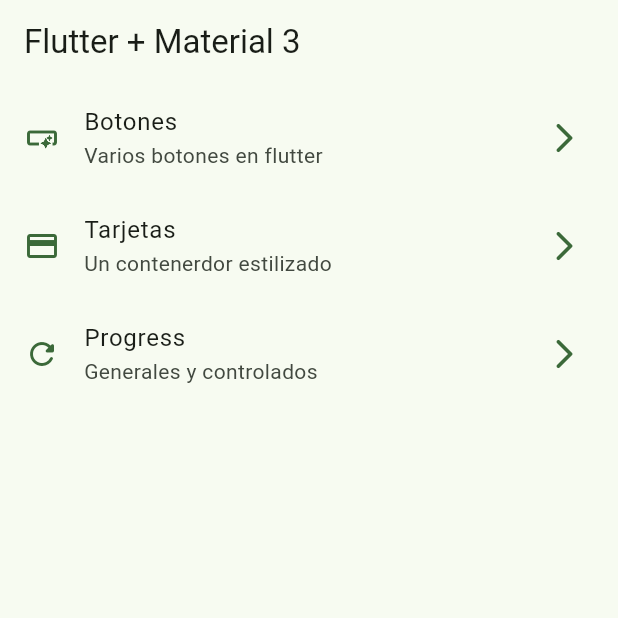
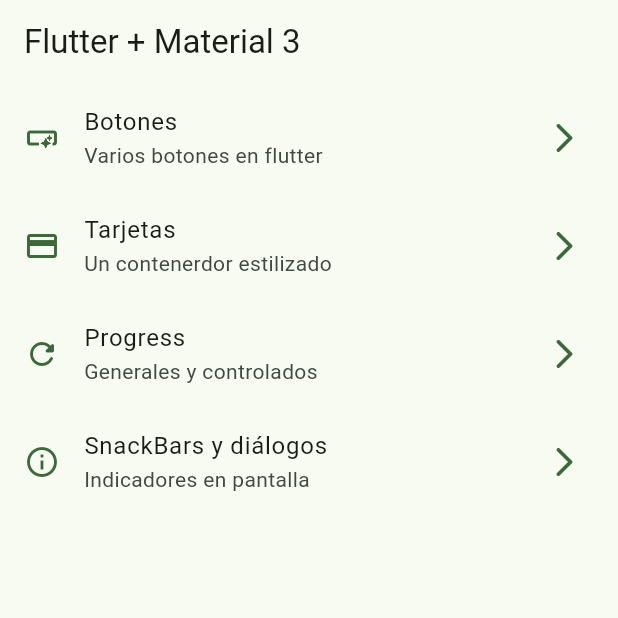
Before and after one commit to jose7balbuena/curso-flutter-begginer-widgets_app, a Flutter app: the screen it shows after launch, on a phone screen of 412 x 824 dp, the top half of it. Run offline on Flutter 3.47's test engine with Material 3 defaults, Android fonts, the phone set to English and light mode, and no system bars; our stand-ins replace go_router; missing offline and left inert: dart:ffi.

Commit message:
Snackbars dialogs finished

```diff
--- a/lib/config/menu/menu_items.dart
+++ b/lib/config/menu/menu_items.dart
@@ -19,5 +19,6 @@ const appMenuItems = <MenuItems>[
   MenuItems(title: 'Botones', subtitle: 'Varios botones en flutter', url: '/buttons', icon: Icons.smart_button_outlined),
   MenuItems(title: 'Tarjetas', subtitle: 'Un contenerdor estilizado', url: '/cards', icon: Icons.credit_card),
   MenuItems(title: 'Progress', subtitle: 'Generales y controlados', url: '/progress', icon: Icons.refresh_rounded),
+  MenuItems(title: 'SnackBars y diálogos', subtitle: 'Indicadores en pantalla', url: '/snackbars', icon: Icons.info_outline),
 
   ];
--- a/lib/config/router/app_router.dart
+++ b/lib/config/router/app_router.dart
@@ -25,5 +25,10 @@ final appRouter = GoRouter(
       name: ProgressScreen.name,
       builder: (context, state) => const ProgressScreen(),
     ),
+    GoRoute(
+      path: '/snackbars',
+      name: SnackbarScreen.name,
+      builder: (context, state) => const SnackbarScreen(),
+    ),
   ],
 );
--- a/lib/main.dart
+++ b/lib/main.dart
@@ -13,6 +13,7 @@ class MainApp extends StatelessWidget {
   @override
   Widget build(BuildContext context) {
     return MaterialApp.router(
+      title: 'Flutter Widgets',
       routerConfig: appRouter,
       debugShowCheckedModeBanner: false,
       theme: AppTheme(selectedColor: 2).getTheme(),
--- a/lib/presentation/screens/screens.dart
+++ b/lib/presentation/screens/screens.dart
@@ -5,5 +5,5 @@ export 'package:widgets_app/presentation/screens/cards/cards_screen.dart';
 export 'package:widgets_app/presentation/screens/home/home_screen.dart';
 export 'package:widgets_app/presentation/screens/inifite_scroll/infinite_scroll_screen.dart';
 export 'package:widgets_app/presentation/screens/progress/progress_screen.dart';
-export 'package:widgets_app/presentation/screens/snackbar/snackar_screen.dart';
+export 'package:widgets_app/presentation/screens/snackbars/snackar_screen.dart';
 export 'package:widgets_app/presentation/screens/ui_controls/ui_controls_screen.dart';
```
Also changed, not shown: lib/presentation/screens/snackbar/snackar_screen.dart (deleted, +0 -12 lines), lib/presentation/screens/snackbars/snackar_screen.dart (added, +64 -0 lines).
